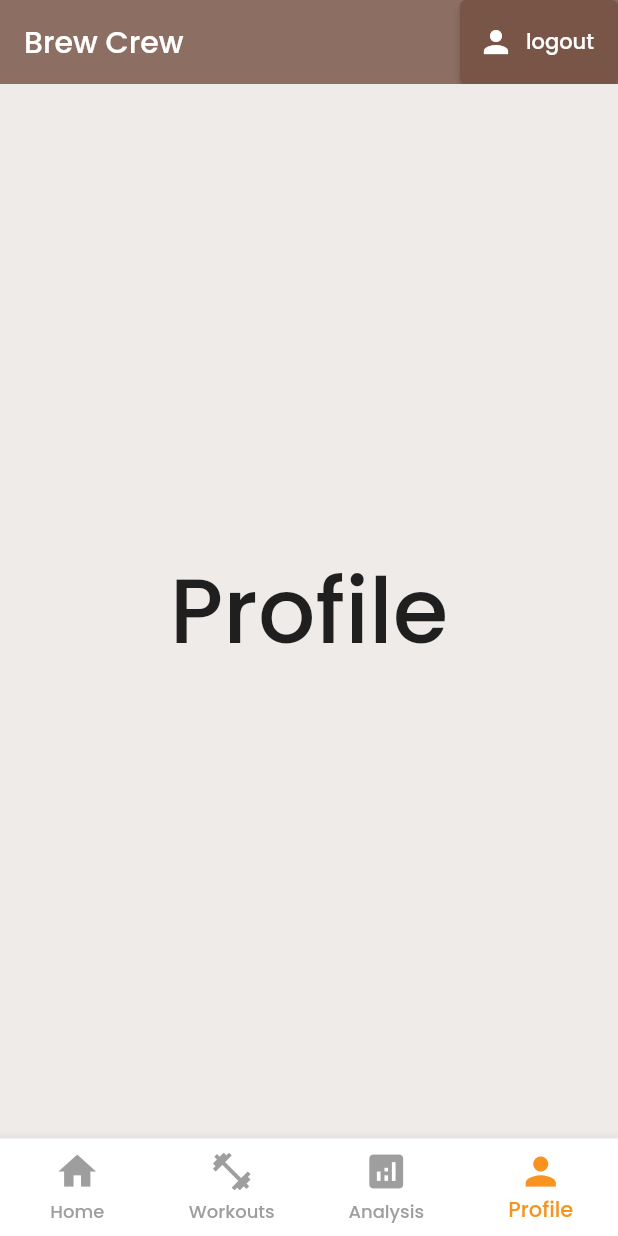
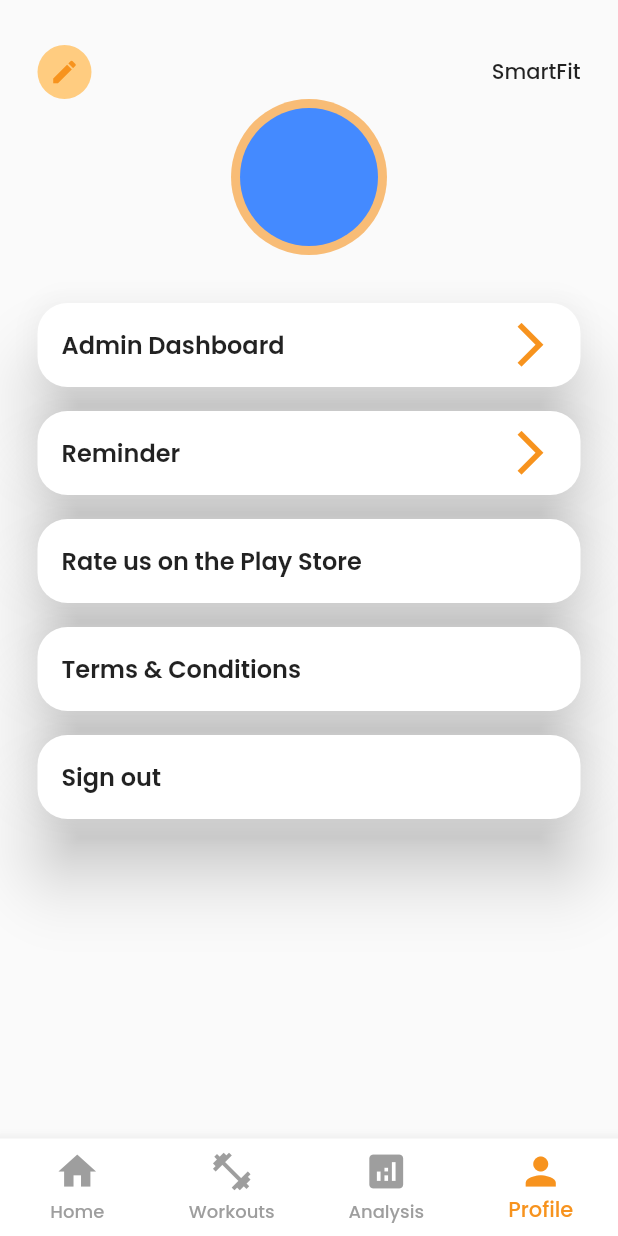
Before and after one commit to charbel-ayrouth/smartfit, a Flutter app: the screen it shows once a user with an empty profile is signed in, item 4 of the bottom bar chosen, on a phone screen of 412 x 824 dp. Run offline on Flutter 3.47's test engine with Material 2 defaults, Android fonts, the phone set to English and light mode, and no system bars; our stand-ins replace cloud_firestore, firebase_auth, firebase_core, flutter_spinkit; missing offline and left inert: dart:ffi; accounts and stored records are empty.

Commit message:
profile and edit profile page

```diff
--- a/lib/screens/home.dart
+++ b/lib/screens/home.dart
@@ -26,24 +26,6 @@ class _HomeState extends State<Home> {
   @override
   Widget build(BuildContext context) {
     return Scaffold(
-      backgroundColor: Colors.brown[50],
-      appBar: AppBar(
-        title: Text("Brew Crew"),
-        backgroundColor: Colors.brown[400],
-        elevation: 0.0,
-        actions: [
-          ElevatedButton.icon(
-            onPressed: () async {
-              await _auth.signOut();
-            },
-            icon: Icon(Icons.person),
-            label: Text("logout"),
-            style: ElevatedButton.styleFrom(
-              primary: Colors.brown,
-            ),
-          ),
-        ],
-      ),
       // to keep the widget alive not destroyed when we switch to another page
       body: IndexedStack(
         index: currentIndex,
--- /dev/null
+++ b/lib/screens/profile/components/edit_button.dart
@@ -0,0 +1,27 @@
+import 'package:flutter/material.dart';
+import 'package:smartfit/screens/edit_profile/edit_profile_page.dart';
+import 'package:smartfit/shared/constants.dart';
+
+class EditButton extends StatelessWidget {
+  @override
+  Widget build(BuildContext context) {
+    return CircleAvatar(
+      radius: 18.0,
+      backgroundColor: Colors.orange[200],
+      child: IconButton(
+        onPressed: () {
+          Navigator.push(
+              context,
+              MaterialPageRoute(
+                builder: (context) => EditProfile(),
+              ));
+        },
+        icon: Icon(
+          Icons.edit,
+          color: kPrimaryColor,
+          size: 20,
+        ),
+      ),
+    );
+  }
+}
--- /dev/null
+++ b/lib/screens/profile/components/rounded_button.dart
@@ -0,0 +1,41 @@
+import 'package:flutter/material.dart';
+import 'package:smartfit/shared/constants.dart';
+
+class RoundedButton extends StatelessWidget {
+  final String text;
+  final IconData? iconData;
+  final void Function() function;
+  RoundedButton({
+    required this.text,
+    required this.function,
+    this.iconData,
+  });
+
+  @override
+  Widget build(BuildContext context) {
+    return GestureDetector(
+      onTap: function,
+      child: Card(
+        margin: EdgeInsets.symmetric(vertical: 8.0, horizontal: 25.0),
+        shape: RoundedRectangleBorder(
+          borderRadius: BorderRadius.circular(20.0),
+        ),
+        elevation: 20,
+        child: ListTile(
+          trailing: Icon(
+            iconData,
+            color: kPrimaryColor,
+            size: 35.0,
+          ),
+          title: Text(
+            text,
+            style: TextStyle(
+              fontSize: 16.0,
+              fontWeight: FontWeight.w600,
+            ),
+          ),
+        ),
+      ),
+    );
+  }
+}
--- a/lib/screens/profile/profile_page.dart
+++ b/lib/screens/profile/profile_page.dart
@@ -1,12 +1,76 @@
+// ignore_for_file: prefer_const_constructors
+
+import 'dart:ffi';
+
+import 'package:firebase_auth/firebase_auth.dart';
 import 'package:flutter/material.dart';
+import 'package:provider/provider.dart';
+import 'package:smartfit/screens/profile/components/edit_button.dart';
+import 'package:smartfit/services/auth.dart';
+import 'package:smartfit/shared/constants.dart';
+import './components/rounded_button.dart';
 
 class ProfilePage extends StatelessWidget {
-  const ProfilePage({
-    Key? key,
-  }) : super(key: key);
+  final AuthService _auth = AuthService();
 
   @override
   Widget build(BuildContext context) {
-    return Center(child: Text('Profile', style: TextStyle(fontSize: 60)));
+    final user = Provider.of<User?>(context);
+    return Align(
+      alignment: Alignment.center,
+      child: Column(
+        children: <Widget>[
+          SizedBox(height: 30.0),
+          Padding(
+            padding: const EdgeInsets.symmetric(horizontal: 25.0),
+            child: Row(
+              mainAxisAlignment: MainAxisAlignment.spaceBetween,
+              children: <Widget>[
+                EditButton(),
+                Text("SmartFit"),
+              ],
+            ),
+          ),
+          CircleAvatar(
+            radius: 52.0,
+            backgroundColor: kSecondaryOrange,
+            child: CircleAvatar(
+              radius: 46.0,
+              backgroundColor: Colors.blueAccent,
+            ),
+          ),
+          Text(
+            user!.email.toString(),
+            style: TextStyle(
+              fontSize: 16.0,
+              fontWeight: FontWeight.bold,
+            ),
+          ),
+          RoundedButton(
+            function: () {},
+            text: "Admin Dashboard",
+            iconData: Icons.arrow_forward_ios,
+          ),
+          RoundedButton(
+            function: () {},
+            text: "Reminder",
+            iconData: Icons.arrow_forward_ios,
+          ),
+          RoundedButton(
+            function: () {},
+            text: "Rate us on the Play Store",
+          ),
+          RoundedButton(
+            function: () {},
+            text: "Terms & Conditions",
+          ),
+          RoundedButton(
+              text: "Sign out",
+              function: () async {
+                await _auth.signOut();
+              })
+        ],
+      ),
+    );
   }
 }
--- a/lib/shared/constants.dart
+++ b/lib/shared/constants.dart
@@ -12,5 +12,5 @@ const textInputDecoration = InputDecoration(
 );
 
 const kPrimaryColor = Color(0xFFF7931E);
-const kPrimaryLightColor = Color(0xFFF1E6FF);
+const kSecondaryOrange = Color(0x99F7931E);
 const kInputColor = Color(0xFFfcd9b0);
```
Also changed, not shown: lib/screens/edit_profile/components/change_password_button.dart (added, +33 -0 lines), lib/screens/edit_profile/components/save_button.dart (added, +31 -0 lines), lib/screens/edit_profile/components/text_filed_input.dart (added, +31 -0 lines), lib/screens/edit_profile/edit_profile_page.dart (added, +100 -0 lines), lib/screens/profile/components/edit_photo.dart (added, +37 -0 lines), lib/screens/profile/components/go_back_button.dart (added, +28 -0 lines), lib/screens/profile/components/logo.dart (added, +15 -0 lines).
